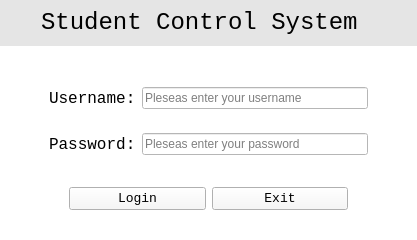
liyu12345cba/QT-Student-Information-Control-System-, file page_login.ui: the form before one commit.
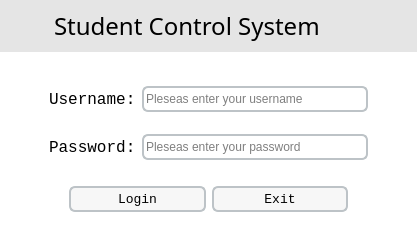
The form after the commit. Icons and pictures are not drawn.

```diff
--- a/page_login.ui
+++ b/page_login.ui
@@ -73,7 +73,7 @@
         </property>
         <property name="sizeHint" stdset="0">
          <size>
-          <width>67</width>
+          <width>45</width>
           <height>20</height>
          </size>
         </property>
@@ -89,7 +89,7 @@
         </property>
         <property name="font">
          <font>
-          <family>Consolas</family>
+          <family>Forte</family>
           <pointsize>18</pointsize>
          </font>
         </property>
@@ -108,7 +108,7 @@
         </property>
         <property name="sizeHint" stdset="0">
          <size>
-          <width>50</width>
+          <width>45</width>
           <height>20</height>
          </size>
         </property>
@@ -124,7 +124,7 @@
      </property>
      <layout class="QGridLayout" name="gridLayout">
       <property name="topMargin">
-       <number>23</number>
+       <number>18</number>
       </property>
       <property name="bottomMargin">
        <number>0</number>
@@ -160,6 +160,9 @@
       </item>
       <item row="0" column="2">
        <widget class="QLineEdit" name="le_user">
+        <property name="styleSheet">
+         <string notr="true">QLineEdit{border:2px solid #bdc3c7;min-height:22;border-radius:6;}</string>
+        </property>
         <property name="maxLength">
          <number>8</number>
         </property>
@@ -202,6 +205,9 @@
       </item>
       <item row="1" column="2">
        <widget class="QLineEdit" name="le_password">
+        <property name="styleSheet">
+         <string notr="true">QLineEdit{border:2px solid #bdc3c7;min-height:22;border-radius:6;}</string>
+        </property>
         <property name="maxLength">
          <number>8</number>
         </property>
@@ -219,7 +225,9 @@
    <item row="2" column="0">
     <widget class="QWidget" name="widget_2" native="true">
      <property name="styleSheet">
-      <string notr="true">background-color: rgb(255, 255, 255);</string>
+      <string notr="true">QPushButton{border:2px solid #bdc3c7;min-height:22;border-radius:6;}
+
+QWidget{background-color: rgb(255, 255, 255);}</string>
      </property>
      <layout class="QGridLayout" name="gridLayout_2">
       <property name="topMargin">
@@ -262,12 +270,13 @@
          <string/>
         </property>
         <property name="styleSheet">
-         <string notr="true">
+         <string notr="true">QPushButton{border:2px solid #bdc3c7;min-height:22;border-radius:6;}
 
 QPushButton{background-color: rgb(247, 247, 247);}
 
-QPushButton:hover{background-color: rgb(238, 238, 238); }
-</string>
+QPushButton:hover{background-color: rgb(238, 238, 238);}
+
+QPushButton:pressed{background-color: rgb(220, 220, 220);}</string>
         </property>
         <property name="text">
          <string>Login</string>
@@ -294,7 +303,8 @@
 QPushButton{background-color: rgb(247, 247, 247);}
 
 QPushButton:hover{background-color: rgb(238, 238, 238); }
-</string>
+
+QPushButton:pressed{background-color: rgb(220, 220, 220);}</string>
         </property>
         <property name="text">
          <string>Exit</string>
```
Left out of the diff: 10 changed lines with no effect on the pictures.
